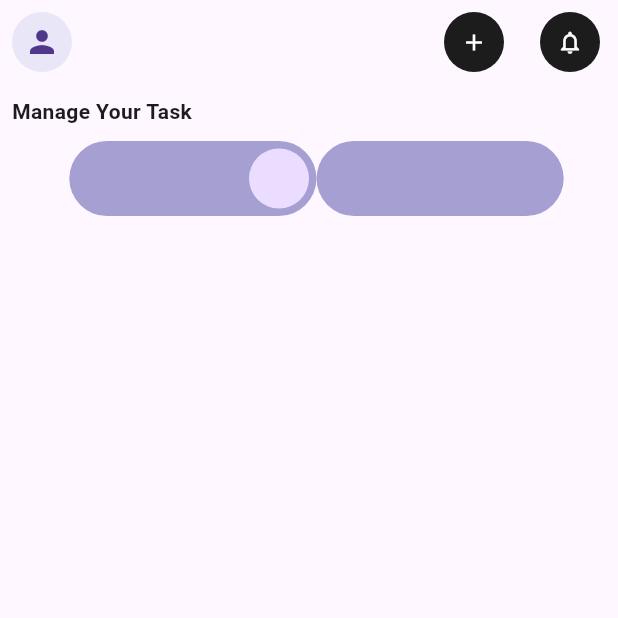
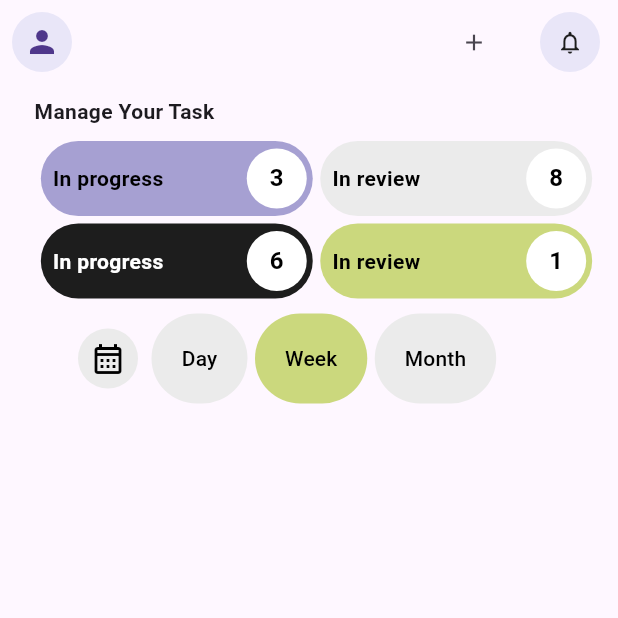
Before and after one commit to alisonalmeida/task_app, a Flutter app: the screen it shows after launch, on a phone screen of 412 x 824 dp, the top half of it. Run offline on Flutter 3.47's test engine with Material 3 defaults, Android fonts, the phone set to English and light mode, and no system bars.

Commit message:
new things

```diff
--- a/lib/app_theme.dart
+++ b/lib/app_theme.dart
@@ -2,13 +2,7 @@ import 'package:flutter/material.dart';
 
 const mainColor = Color.fromRGBO(233, 230, 248, 1);
 const secondaryColor = Color.fromRGBO(28, 28, 28, 1);
-
-ThemeData mainTheme = ThemeData(
-  primaryColor: mainColor,
-  iconButtonTheme: IconButtonThemeData(
-    style: ButtonStyle(
-      backgroundColor: WidgetStateProperty.all(secondaryColor), // Substitua
-      iconColor: WidgetStateProperty.all(Colors.white), // Substitua
-    ),
-  ),
-);
+const myPurpleColor = Color.fromRGBO(166, 160, 210, 1);
+const myBlackColor = Color.fromRGBO(29, 29, 29, 1);
+const myGreenColor = Color.fromRGBO(203, 216, 125, 1);
+const myGreyColor = Color.fromRGBO(235, 235, 235, 1);
--- a/lib/main.dart
+++ b/lib/main.dart
@@ -13,7 +13,6 @@ class MainApp extends StatelessWidget {
   Widget build(BuildContext context) {
     MediaQueryData mediaQueryData = MediaQuery.of(context);
     return MaterialApp(
-      routes: {},
       debugShowCheckedModeBanner: false,
       home: Scaffold(
         appBar: AppBar(
@@ -26,7 +25,7 @@ class MainApp extends StatelessWidget {
             crossAxisAlignment: CrossAxisAlignment.start,
             children: [
               Text(
-                  "Manage Your Task",
+                "    Manage Your Task",
                 style: TextStyle(fontWeight: FontWeight.bold),
               ),
               SizedBox(height: 10),
@@ -34,39 +33,166 @@ class MainApp extends StatelessWidget {
                 mainAxisAlignment: MainAxisAlignment.center,
                 children: [
                   SizedBox(width: 10),
-                    Stack(
+                  MainTaskStatus(
+                    mediaQueryData: mediaQueryData,
+                    title: "In progress",
+                    taskStatusColor: myPurpleColor,
+                    statusNumber: 3,
+                    titleColor: Colors.black,
+                  ),
+                  SizedBox(
+                    width: 5,
+                  ),
+                  MainTaskStatus(
+                    mediaQueryData: mediaQueryData,
+                    title: "In review",
+                    taskStatusColor: myGreyColor,
+                    statusNumber: 8,
+                    titleColor: Colors.black,
+                  ),
+                ],
+              ),
+              SizedBox(
+                height: 5,
+              ),
+              Row(
+                mainAxisAlignment: MainAxisAlignment.center,
+                children: [
+                  SizedBox(width: 10),
+                  MainTaskStatus(
+                    mediaQueryData: mediaQueryData,
+                    title: "In progress",
+                    taskStatusColor: myBlackColor,
+                    statusNumber: 6,
+                    titleColor: Colors.white,
+                  ),
+                  SizedBox(
+                    width: 5,
+                  ),
+                  MainTaskStatus(
+                    mediaQueryData: mediaQueryData,
+                    title: "In review",
+                    taskStatusColor: myGreenColor,
+                    //#CBD87D
+                    statusNumber: 1,
+                    titleColor: Colors.black,
+                  ),
+                ],
+              ),
+              SizedBox(height: 10),
+              Row(
+                children: [
+                  SizedBox(
+                    width: 40,
+                  ),
+                  IconButton(
+                    onPressed: () {},
+                    icon: Icon(
+                      Icons.calendar_month_outlined,
+                      color: Colors.black,
+                    ),
+                    style: ButtonStyle(
+                      backgroundColor: WidgetStateProperty.all(myGreyColor),
+                      iconColor: WidgetStateProperty.all(Colors.black),
+                    ),
+                  ),
+                  SizedBox(width: 5),
+                  TextButton(
+                    onPressed: () {},
+                    style: TextButton.styleFrom(
+                      padding: EdgeInsets.all(20),
+                      backgroundColor: myGreyColor,
+                      foregroundColor: Colors.black, // Cor do texto
+                      shape: RoundedRectangleBorder(
+                        borderRadius: BorderRadius.circular(50),
+                      ),
+                    ),
+                    child: const Text('Day'),
+                  ),
+                  SizedBox(width: 5),
+                  TextButton(
+                    onPressed: () {},
+                    style: TextButton.styleFrom(
+                      padding: EdgeInsets.all(20),
+                      backgroundColor: myGreenColor,
+                      foregroundColor: Colors.black, // Cor do texto
+                      shape: RoundedRectangleBorder(
+                        borderRadius: BorderRadius.circular(50),
+                      ),
+                    ),
+                    child: const Text('Week'),
+                  ),
+                  SizedBox(width: 5),
+                  TextButton(
+                    onPressed: () {},
+                    style: TextButton.styleFrom(
+                      padding: EdgeInsets.all(20),
+                      backgroundColor: myGreyColor,
+                      foregroundColor: Colors.black, // Cor do texto
+                      shape: RoundedRectangleBorder(
+                        borderRadius: BorderRadius.circular(50),
+                      ),
+                    ),
+                    child: const Text('Month'),
+                  )
+                ],
+              )
+            ],
+          ),
+        ),
+      ),
+    );
+  }
+}
+
+class MainTaskStatus extends StatelessWidget {
+  const MainTaskStatus(
+      {super.key,
+      required this.mediaQueryData,
+      required this.title,
+      required this.titleColor,
+      required this.taskStatusColor,
+      required this.statusNumber});
+
+  final MediaQueryData mediaQueryData;
+  final String title;
+  final Color titleColor;
+  final Color taskStatusColor;
+  final int statusNumber;
+
+  @override
+  Widget build(BuildContext context) {
+    return Stack(
       children: [
         Container(
           decoration: BoxDecoration(
             borderRadius: BorderRadius.circular(40),
-                              color: Color.fromRGBO(166, 160, 210, 1)),
+            color: taskStatusColor,
+          ),
           padding: defaultPadding,
           height: 50,
-                          width: mediaQueryData.size.width * 0.4,
+          width: mediaQueryData.size.width * 0.44,
+          child: Align(
+            alignment: Alignment.centerLeft,
+            child: Text(
+              title,
+              style: TextStyle(fontWeight: FontWeight.bold, color: titleColor),
+            ),
+          ),
         ),
         Positioned(
-                          right: 5,
+          right: 4,
           top: 5,
-                          child: Container(
-                            constraints: BoxConstraints(maxWidth: 45),
-                            child: CircleAvatar(),
+          child: CircleAvatar(
+            backgroundColor: Colors.white,
+            child: Text(
+              statusNumber.toString(),
+              style:
+                  TextStyle(fontWeight: FontWeight.bold, color: Colors.black),
+            ),
           ),
         ),
       ],
-                    ),
-                    Container(
-                      decoration: BoxDecoration(
-                          borderRadius: BorderRadius.circular(40),
-                          color: Color.fromRGBO(166, 160, 210, 1)),
-                      padding: defaultPadding,
-                      height: 50,
-                      width: mediaQueryData.size.width * 0.4,
-                    ),
-                  ],
-                ),
-              ],
-            ),
-          )),
     );
   }
 }
@@ -84,7 +210,10 @@ class NotificationButton extends StatelessWidget {
         iconSize: 18,
         onPressed: () {},
         icon: Icon(Icons.notifications_none),
-        style: mainTheme.iconButtonTheme.style,
+        style: ButtonStyle(
+          backgroundColor: WidgetStateProperty.all(mainColor),
+          iconColor: WidgetStateProperty.all(secondaryColor),
+        ),
       ),
     );
   }
@@ -103,7 +232,6 @@ class AddButton extends StatelessWidget {
           onPressed: () {},
           icon: Icon(Icons.add),
           iconSize: 18,
-          style: mainTheme.iconButtonTheme.style,
         ));
   }
 }
```
Lines whose indentation alone changed are shown as unchanged.
